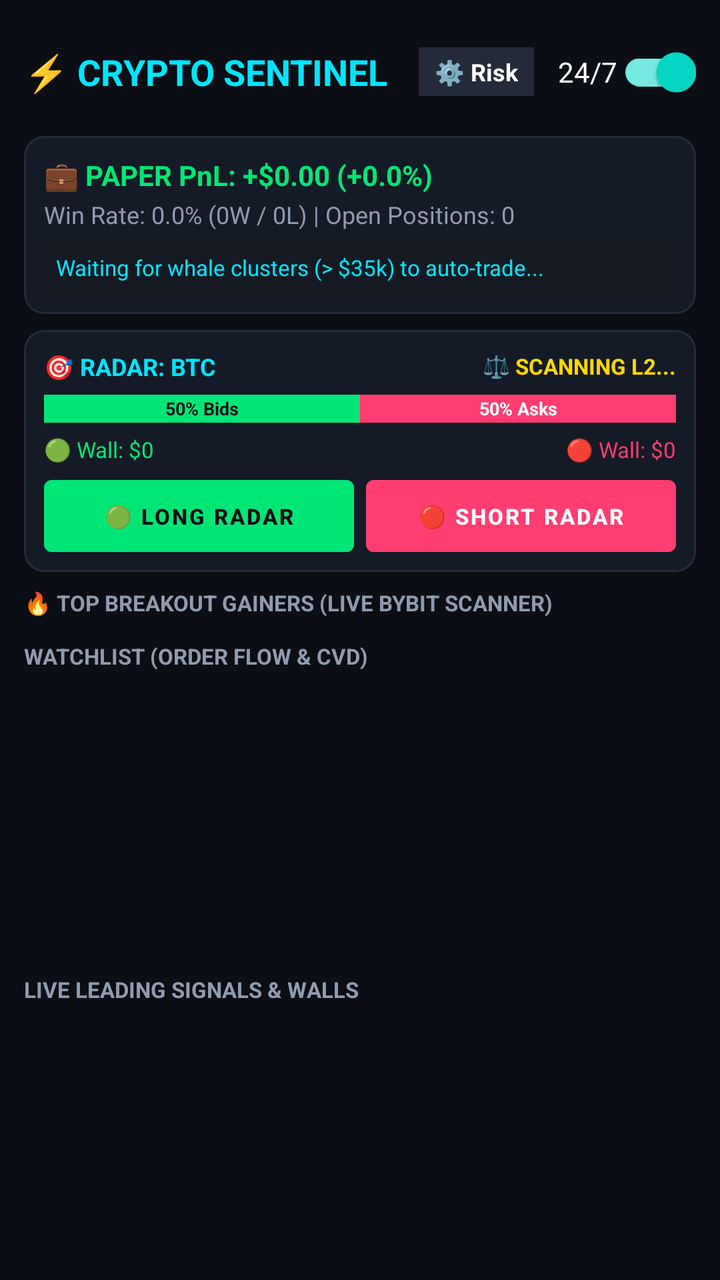
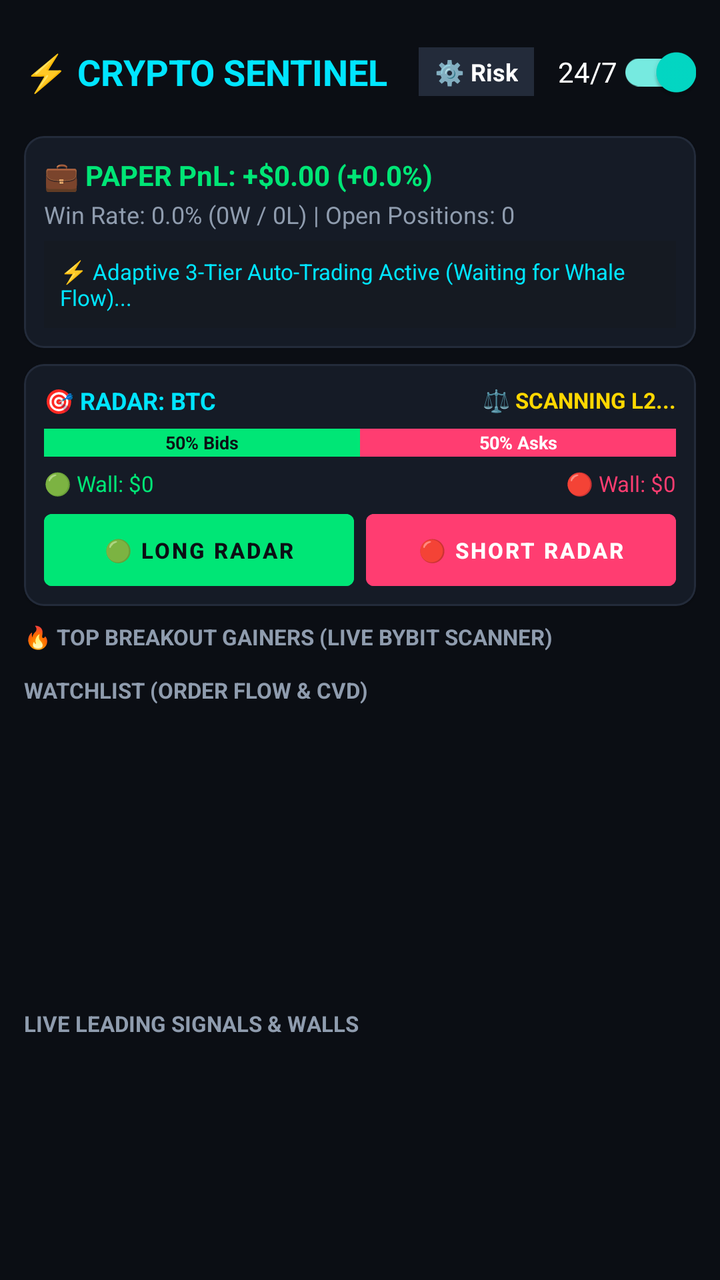

Two renders of the same Android screen: before a commit and after it. Below are the layout's source before the change and the commit's diff.
<!-- AndroidManifest.xml: application theme Theme.CryptoSentinel -->
<!-- res/layout/activity_main.xml -->
<?xml version="1.0" encoding="utf-8"?>
<LinearLayout xmlns:android="http://schemas.android.com/apk/res/android"
    xmlns:app="http://schemas.android.com/apk/res-auto"
    android:layout_width="match_parent"
    android:layout_height="match_parent"
    android:background="@color/bg_dark"
    android:orientation="vertical"
    android:padding="12dp">

    
    <LinearLayout
        android:layout_width="match_parent"
        android:layout_height="wrap_content"
        android:gravity="center_vertical"
        android:orientation="horizontal">

        <TextView
            android:layout_width="0dp"
            android:layout_height="wrap_content"
            android:layout_weight="1"
            android:text="⚡ CRYPTO SENTINEL"
            android:textColor="@color/primary_cyan"
            android:textSize="18sp"
            android:textStyle="bold" />

        <TextView
            android:id="@+id/btnOpenSettings"
            android:layout_width="wrap_content"
            android:layout_height="wrap_content"
            android:layout_marginEnd="12dp"
            android:background="@color/card_border"
            android:clickable="true"
            android:focusable="true"
            android:paddingHorizontal="8dp"
            android:paddingVertical="4dp"
            android:text="⚙️ Risk"
            android:textColor="@color/text_white"
            android:textSize="12sp"
            android:textStyle="bold" />

        <com.google.android.material.switchmaterial.SwitchMaterial
            android:id="@+id/switchService"
            android:layout_width="wrap_content"
            android:layout_height="wrap_content"
            android:checked="true"
            android:text="24/7"
            android:textColor="@color/text_white" />
    </LinearLayout>

    
    <com.google.android.material.card.MaterialCardView
        android:layout_width="match_parent"
        android:layout_height="wrap_content"
        android:layout_marginTop="8dp"
        app:cardBackgroundColor="@color/card_bg"
        app:cardCornerRadius="10dp"
        app:strokeColor="@color/card_border"
        app:strokeWidth="1dp">

        <LinearLayout
            android:layout_width="match_parent"
            android:layout_height="wrap_content"
            android:orientation="vertical"
            android:padding="10dp">

            <TextView
                android:id="@+id/tvPaperPnl"
                android:layout_width="wrap_content"
                android:layout_height="wrap_content"
                android:text="💼 PAPER PnL: +$0.00 (+0.0%)"
                android:textColor="@color/neon_green"
                android:textSize="14sp"
                android:textStyle="bold" />

            <TextView
                android:id="@+id/tvPaperWinRate"
                android:layout_width="wrap_content"
                android:layout_height="wrap_content"
                android:layout_marginTop="2dp"
                android:text="Win Rate: 0.0% (0W / 0L) | Open Positions: 0"
                android:textColor="@color/text_dim"
                android:textSize="12sp" />

            <TextView
                android:id="@+id/tvActivePositions"
                android:layout_width="match_parent"
                android:layout_height="wrap_content"
                android:layout_marginTop="5dp"
                android:background="#151A22"
                android:clickable="true"
                android:focusable="true"
                android:padding="6dp"
                android:text="Waiting for whale clusters (&gt; $35k) to auto-trade..."
                android:textColor="@color/primary_cyan"
                android:textSize="11sp" />
        </LinearLayout>
    </com.google.android.material.card.MaterialCardView>

    
    <com.google.android.material.card.MaterialCardView
        android:layout_width="match_parent"
        android:layout_height="wrap_content"
        android:layout_marginTop="8dp"
        app:cardBackgroundColor="@color/card_bg"
        app:cardCornerRadius="10dp"
        app:strokeColor="@color/card_border"
        app:strokeWidth="1dp">

        <LinearLayout
            android:layout_width="match_parent"
            android:layout_height="wrap_content"
            android:orientation="vertical"
            android:padding="10dp">

            <LinearLayout
                android:layout_width="match_parent"
                android:layout_height="wrap_content"
                android:gravity="center_vertical"
                android:orientation="horizontal">

                <TextView
                    android:id="@+id/tvRadarSymbol"
                    android:layout_width="0dp"
                    android:layout_height="wrap_content"
                    android:layout_weight="1"
                    android:text="🎯 RADAR: BTC"
                    android:textColor="@color/primary_cyan"
                    android:textSize="12sp"
                    android:textStyle="bold" />

                <TextView
                    android:id="@+id/tvRadarStatus"
                    android:layout_width="wrap_content"
                    android:layout_height="wrap_content"
                    android:text="⚖️ SCANNING L2..."
                    android:textColor="@color/gold_accent"
                    android:textSize="11sp"
                    android:textStyle="bold" />
            </LinearLayout>

            
            <LinearLayout
                android:layout_width="match_parent"
                android:layout_height="14dp"
                android:layout_marginTop="6dp"
                android:orientation="horizontal">

                <TextView
                    android:id="@+id/barBids"
                    android:layout_width="0dp"
                    android:layout_height="match_parent"
                    android:layout_weight="50"
                    android:background="@color/neon_green"
                    android:gravity="center"
                    android:text="50% Bids"
                    android:textColor="@color/bg_dark"
                    android:textSize="9sp"
                    android:textStyle="bold" />

                <TextView
                    android:id="@+id/barAsks"
                    android:layout_width="0dp"
                    android:layout_height="match_parent"
                    android:layout_weight="50"
                    android:background="@color/neon_red"
                    android:gravity="center"
                    android:text="50% Asks"
                    android:textColor="@color/text_white"
                    android:textSize="9sp"
                    android:textStyle="bold" />
            </LinearLayout>

            
            <LinearLayout
                android:layout_width="match_parent"
                android:layout_height="wrap_content"
                android:layout_marginTop="6dp"
                android:orientation="horizontal">

                <TextView
                    android:id="@+id/tvBidWall"
                    android:layout_width="0dp"
                    android:layout_height="wrap_content"
                    android:layout_weight="1"
                    android:text="🟢 Wall: $0"
                    android:textColor="@color/neon_green"
                    android:textSize="11sp" />

                <TextView
                    android:id="@+id/tvAskWall"
                    android:layout_width="0dp"
                    android:layout_height="wrap_content"
                    android:layout_weight="1"
                    android:gravity="end"
                    android:text="🔴 Wall: $0"
                    android:textColor="@color/neon_red"
                    android:textSize="11sp" />
            </LinearLayout>

            
            <LinearLayout
                android:layout_width="match_parent"
                android:layout_height="wrap_content"
                android:layout_marginTop="8dp"
                android:orientation="horizontal">

                <com.google.android.material.button.MaterialButton
                    android:id="@+id/btnRadarLong"
                    android:layout_width="0dp"
                    android:layout_height="36dp"
                    android:layout_marginEnd="6dp"
                    android:layout_weight="1"
                    android:backgroundTint="@color/neon_green"
                    android:insetTop="0dp"
                    android:insetBottom="0dp"
                    android:padding="0dp"
                    android:text="🟢 LONG RADAR"
                    android:textColor="@color/bg_dark"
                    android:textSize="11sp"
                    android:textStyle="bold" />

                <com.google.android.material.button.MaterialButton
                    android:id="@+id/btnRadarShort"
                    android:layout_width="0dp"
                    android:layout_height="36dp"
                    android:layout_weight="1"
                    android:backgroundTint="@color/neon_red"
                    android:insetTop="0dp"
                    android:insetBottom="0dp"
                    android:padding="0dp"
                    android:text="🔴 SHORT RADAR"
                    android:textColor="@color/text_white"
                    android:textSize="11sp"
                    android:textStyle="bold" />
            </LinearLayout>

        </LinearLayout>
    </com.google.android.material.card.MaterialCardView>

    
    <TextView
        android:id="@+id/tvStoriesHeader"
        android:layout_width="wrap_content"
        android:layout_height="wrap_content"
        android:layout_marginTop="8dp"
        android:layout_marginBottom="4dp"
        android:text="📖 TRADE STORY (RECENT EXITS - TAP FOR CHART)"
        android:textColor="@color/text_dim"
        android:textSize="11sp"
        android:textStyle="bold"
        android:visibility="gone" />

    
    <androidx.recyclerview.widget.RecyclerView
        android:id="@+id/rvStories"
        android:layout_width="match_parent"
        android:layout_height="wrap_content"
        android:clipToPadding="false"
        android:visibility="gone" />

    
    <TextView
        android:layout_width="wrap_content"
        android:layout_height="wrap_content"
        android:layout_marginTop="8dp"
        android:layout_marginBottom="4dp"
        android:text="🔥 TOP BREAKOUT GAINERS (LIVE BYBIT SCANNER)"
        android:textColor="@color/text_dim"
        android:textSize="11sp"
        android:textStyle="bold" />

    
    <androidx.recyclerview.widget.RecyclerView
        android:id="@+id/rvGainers"
        android:layout_width="match_parent"
        android:layout_height="wrap_content"
        android:clipToPadding="false"
        android:orientation="horizontal" />

    
    <TextView
        android:layout_width="wrap_content"
        android:layout_height="wrap_content"
        android:layout_marginTop="8dp"
        android:layout_marginBottom="4dp"
        android:text="WATCHLIST (ORDER FLOW &amp; CVD)"
        android:textColor="@color/text_dim"
        android:textSize="11sp"
        android:textStyle="bold" />

    
    <androidx.recyclerview.widget.RecyclerView
        android:id="@+id/rvCoins"
        android:layout_width="match_parent"
        android:layout_height="140dp"
        android:clipToPadding="false"
        android:scrollbars="vertical" />

    
    <TextView
        android:layout_width="wrap_content"
        android:layout_height="wrap_content"
        android:layout_marginTop="8dp"
        android:layout_marginBottom="4dp"
        android:text="LIVE LEADING SIGNALS &amp; WALLS"
        android:textColor="@color/text_dim"
        android:textSize="11sp"
        android:textStyle="bold" />

    
    <androidx.recyclerview.widget.RecyclerView
        android:id="@+id/rvAlerts"
        android:layout_width="match_parent"
        android:layout_height="0dp"
        android:layout_weight="1"
        android:clipToPadding="false"
        android:scrollbars="vertical" />

</LinearLayout>
<!-- resources referenced by this layout -->
<resources>
  <color name="bg_dark">#0B0E14</color>
  <color name="card_bg">#151B26</color>
  <color name="card_border">#232B3A</color>
  <color name="gold_accent">#FFD700</color>
  <color name="neon_green">#00E676</color>
  <color name="neon_red">#FF3D71</color>
  <color name="primary_cyan">#00E5FF</color>
  <color name="text_dim">#8F9CAE</color>
  <color name="text_white">#FFFFFF</color>
  <style name="Theme.CryptoSentinel" parent="Theme.MaterialComponents.DayNight.NoActionBar">
          <item name="colorPrimary">@color/primary_cyan</item>
          <item name="colorPrimaryVariant">@color/primary_cyan</item>
          <item name="colorOnPrimary">@color/bg_dark</item>
          <item name="android:windowBackground">@color/bg_dark</item>
          <item name="android:statusBarColor">@color/bg_dark</item>
          <item name="android:navigationBarColor">@color/bg_dark</item>
      </style>
</resources>

<!-- the commit's change to res/layout/activity_main.xml (unified diff, before → after) -->
@@ -81,18 +81,26 @@
                 android:textColor="@color/text_dim"
                 android:textSize="12sp" />
 
+            
             <TextView
-                android:id="@+id/tvActivePositions"
+                android:id="@+id/tvPositionsEmpty"
                 android:layout_width="match_parent"
                 android:layout_height="wrap_content"
                 android:layout_marginTop="5dp"
                 android:background="#151A22"
-                android:clickable="true"
-                android:focusable="true"
-                android:padding="6dp"
-                android:text="Waiting for whale clusters (&gt; $35k) to auto-trade..."
+                android:padding="8dp"
+                android:text="⚡ Adaptive 3-Tier Auto-Trading Active (Waiting for Whale Flow)..."
                 android:textColor="@color/primary_cyan"
                 android:textSize="11sp" />
+
+            
+            <androidx.recyclerview.widget.RecyclerView
+                android:id="@+id/rvActivePositions"
+                android:layout_width="match_parent"
+                android:layout_height="wrap_content"
+                android:layout_marginTop="2dp"
+                android:nestedScrollingEnabled="false"
+                android:visibility="gone" />
         </LinearLayout>
     </com.google.android.material.card.MaterialCardView>
 
